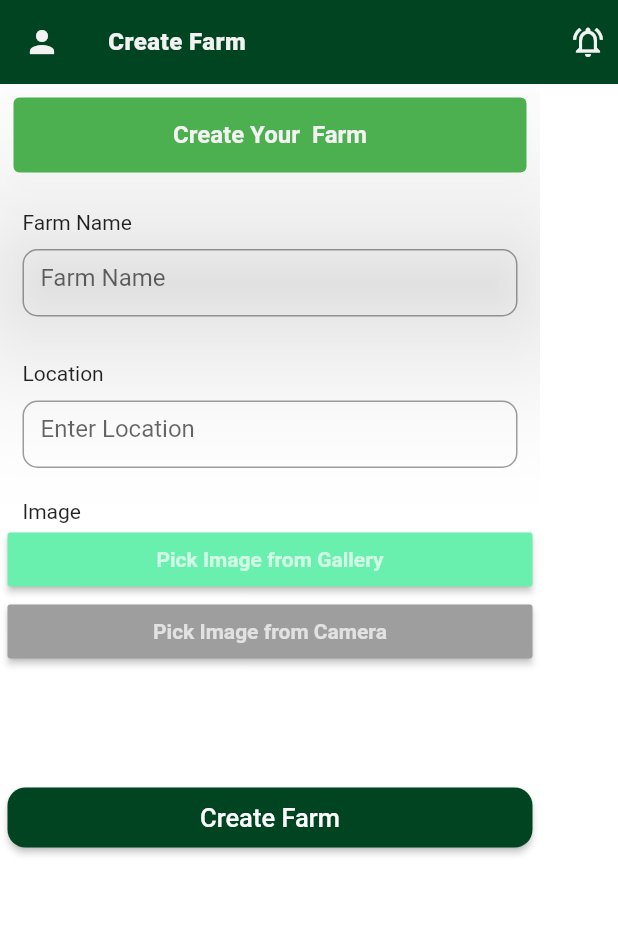
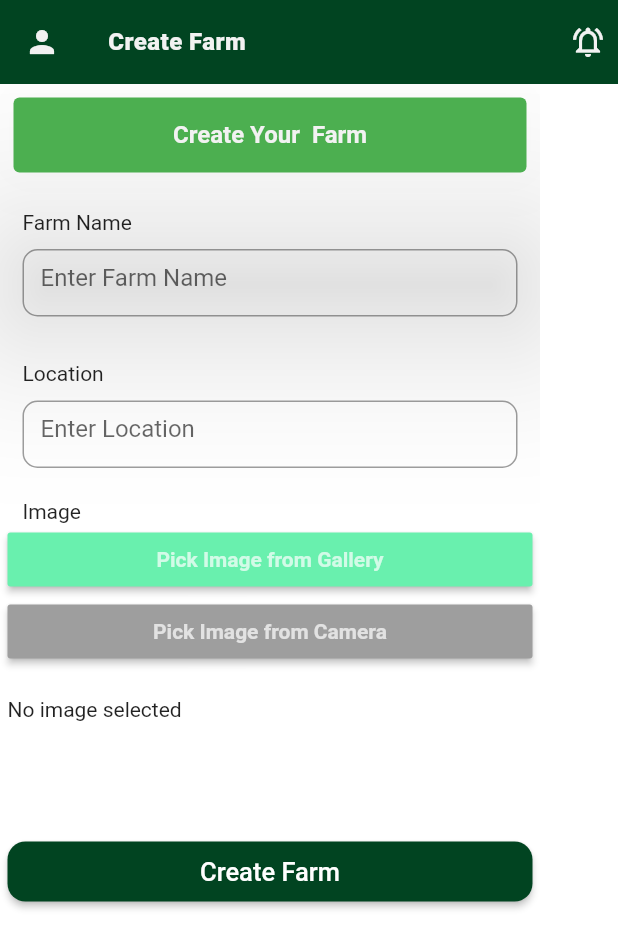
Before and after one commit to Lukong123/agroconnect, a Flutter app: the CreateFarm screen opened directly, after a tap on "Pick Image from Gallery", on a phone screen of 412 x 824 dp. Shown: the top 948 px of the screen. Run offline on Flutter 3.47's test engine with Material 2 defaults, Android fonts, the phone set to English and light mode, and no system bars; our stand-ins replace image_picker.

Commit message:
create farm and store

```diff
--- a/lib/screens/create_farm.dart
+++ b/lib/screens/create_farm.dart
@@ -1,9 +1,11 @@
 import 'package:agroconnect/Styles/colors.dart';
 import 'package:flutter/material.dart';
+import 'package:image_picker/image_picker.dart';
+import 'package:flutter/services.dart';
+import 'dart:io';
+import 'dart:math';
 
 
-import 'package:flutter/material.dart';
-// import 'Styles/colors.dart';
 
 class CreateFarm extends StatefulWidget {
   const CreateFarm({Key? key}) : super(key: key);
@@ -16,7 +18,35 @@ class _CreateFarmState extends State<CreateFarm> {
   TextEditingController nameController = TextEditingController();
   TextEditingController passwordController = TextEditingController();
   bool checkvalue = false;
+   File? image;
 
+  Future pickImage() async {
+    try {
+      final image = await ImagePicker().pickImage(source: ImageSource.gallery);
+
+      if(image == null) return;
+
+      final imageTemp = File(image.path);
+
+      setState(() => this.image = imageTemp);
+    } on PlatformException catch(e) {
+      print('Failed to pick image: $e');
+    }
+  }
+
+  Future pickImageC() async {
+    try {
+      final image = await ImagePicker().pickImage(source: ImageSource.camera);
+
+      if(image == null) return;
+
+      final imageTemp = File(image.path);
+
+      setState(() => this.image = imageTemp);
+    } on PlatformException catch(e) {
+      print('Failed to pick image: $e');
+    }
+  }
   @override
   Widget build(BuildContext context) {
     return Scaffold(
@@ -88,7 +118,7 @@ class _CreateFarmState extends State<CreateFarm> {
                               controller: nameController,
                               decoration:  InputDecoration(
                                 border: OutlineInputBorder(borderRadius: BorderRadius.circular(10)),
-                                hintText: 'Farm Name',
+                                hintText: 'Enter Farm Name',
                               ),
                             ),
                           ),
@@ -128,8 +158,10 @@ class _CreateFarmState extends State<CreateFarm> {
                   )
                 ),
                 onPressed: () {
+                  pickImage();
                 }
             ),
+
             MaterialButton(
                 color: Colors.grey[500],
                 child: const Text(
@@ -139,8 +171,12 @@ class _CreateFarmState extends State<CreateFarm> {
                     )
                 ),
                 onPressed: () {
+                  pickImageC();
                 }
             ),
+            SizedBox(height: 20,),
+            image != null ? Image.file(image!): Text("No image selected"),
+
                         ////stop
           SizedBox(height: 80,),
             SizedBox(
--- a/lib/screens/create_store.dart
+++ b/lib/screens/create_store.dart
@@ -118,7 +118,7 @@ class _CreateStoreState extends State<CreateStore> {
                               controller: nameController,
                               decoration:  InputDecoration(
                                 border: OutlineInputBorder(borderRadius: BorderRadius.circular(10)),
-                                hintText: 'Store Name',
+                                hintText: 'Enter Store Name',
                               ),
                             ),
                           ),
```
Also changed, not shown: lib/screens/upload.dart (deleted).
